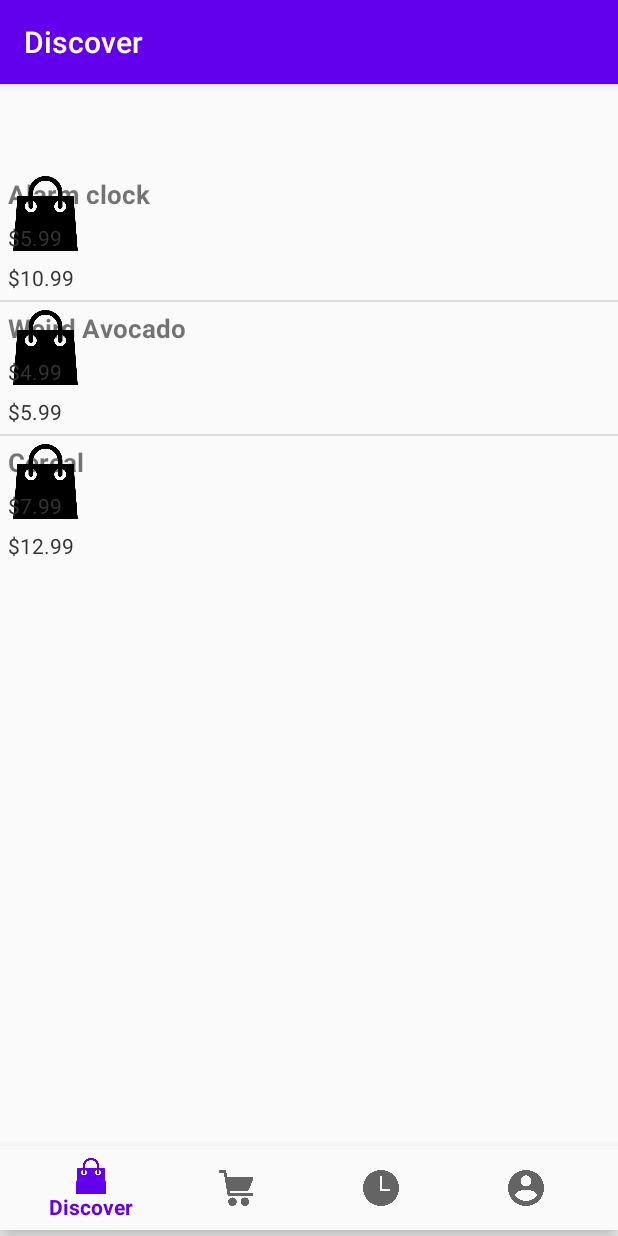
After one commit to adriangohjw/cz3002-advanced-software-engineering, an Android app: the DiscoverFragment screen opened directly, with no data from a screen before it, on a phone screen of 412 x 824 dp. The commit adds this screen. Run offline under Robolectric (Android 15) with nearby library versions, the phone set to English and light mode, and no system bars; our stand-ins replace navigation-ui.

Commit message:
Product Info

```diff
--- a/scanSmart_frontend/app/build.gradle
+++ b/scanSmart_frontend/app/build.gradle
@@ -38,5 +38,6 @@ dependencies {
     androidTestImplementation 'androidx.test.espresso:espresso-core:3.3.0'
     implementation 'com.google.android.gms:play-services-vision:11.8.0'
     implementation 'com.amitshekhar.android:android-networking:1.0.2'
+    implementation 'com.amitshekhar.android:rx2-android-networking:1.0.2'
 
 }
--- a/scanSmart_frontend/app/src/main/java/com/example/scansmart/MainActivity.java
+++ b/scanSmart_frontend/app/src/main/java/com/example/scansmart/MainActivity.java
@@ -19,7 +19,7 @@ public class MainActivity extends AppCompatActivity {
     @Override
     protected void onCreate(Bundle savedInstanceState) {
 
-        AndroidNetworking.initialize(getApplicationContext());
+
 
         super.onCreate(savedInstanceState);
         setContentView(R.layout.activity_main);
--- a/scanSmart_frontend/app/src/main/java/com/example/scansmart/ui/discover/CustomListAdapter.java
+++ b/scanSmart_frontend/app/src/main/java/com/example/scansmart/ui/discover/CustomListAdapter.java
@@ -36,21 +36,21 @@ public class CustomListAdapter extends BaseAdapter {
         if (v == null) {
             v = layoutInflater.inflate(R.layout.list_row, null);
             holder = new ViewHolder();
-            holder.uName = (TextView) v.findViewById(R.id.name);
-            holder.uDesignation = (TextView) v.findViewById(R.id.designation);
-            holder.uLocation = (TextView) v.findViewById(R.id.location);
+            holder.uName = (TextView) v.findViewById(R.id.prod_name);
+            holder.uDiscPrice = (TextView) v.findViewById(R.id.disc_price);
+            holder.uOriginalPrice = (TextView) v.findViewById(R.id.original_price);
             v.setTag(holder);
         } else {
             holder = (ViewHolder) v.getTag();
         }
         holder.uName.setText(listData.get(position).getName());
-        holder.uDesignation.setText(listData.get(position).getDesignation());
-        holder.uLocation.setText(listData.get(position).getLocation());
+        holder.uDiscPrice.setText(listData.get(position).getDisc_price());
+        holder.uOriginalPrice.setText(listData.get(position).getOriginal_price());
         return v;
     }
     static class ViewHolder {
         TextView uName;
-        TextView uDesignation;
-        TextView uLocation;
+        TextView uDiscPrice;
+        TextView uOriginalPrice;
     }
 }
--- /dev/null
+++ b/scanSmart_frontend/app/src/main/java/com/example/scansmart/ui/discover/DiscoverFragment.java
@@ -0,0 +1,62 @@
+package com.example.scansmart.ui.discover;
+
+import android.os.Bundle;
+import android.view.LayoutInflater;
+import android.view.View;
+import android.view.ViewGroup;
+import android.widget.AdapterView;
+import android.widget.ListView;
+import android.widget.TextView;
+import android.widget.Toast;
+
+import androidx.annotation.NonNull;
+import androidx.annotation.Nullable;
+import androidx.fragment.app.Fragment;
+import androidx.lifecycle.Observer;
+import androidx.lifecycle.ViewModelProviders;
+
+import com.example.scansmart.MainActivity;
+import com.example.scansmart.R;
+import com.example.scansmart.ui.cart.CartViewModel;
+
+import java.util.ArrayList;
+
+public class DiscoverFragment extends Fragment {
+
+    public View onCreateView(@NonNull LayoutInflater inflater,
+                             ViewGroup container, Bundle savedInstanceState) {
+        ArrayList userList = getListData();
+        View root = inflater.inflate(R.layout.fragment_discover, container, false);
+        final ListView lv = (ListView) root.findViewById(R.id.user_list);
+        lv.setAdapter(new CustomListAdapter(this.getContext(), userList));
+        lv.setOnItemClickListener(new AdapterView.OnItemClickListener() {
+            @Override
+            public void onItemClick(AdapterView<?> a, View v, int position, long id) {
+                ListItem prod = (ListItem) lv.getItemAtPosition(position);
+                Toast.makeText(getContext(), "Selected :" + " " + prod.getName() + ", " + prod.getDisc_price(), Toast.LENGTH_SHORT).show();
+            }
+        });
+        return root;
+    }
+    private ArrayList getListData() {
+        ArrayList<ListItem> results = new ArrayList<>();
+        ListItem prod1 = new ListItem();
+        prod1.setName("Alarm clock");
+        prod1.setDisc_price("$5.99");
+        prod1.setOriginal_price("$10.99");
+        results.add(prod1);
+        ListItem prod2 = new ListItem();
+        prod2.setName("Weird Avocado");
+        prod2.setDisc_price("$4.99");
+        prod2.setOriginal_price("$5.99");
+        results.add(prod2);
+        ListItem prod3 = new ListItem();
+        prod3.setName("Cereal");
+        prod3.setDisc_price("$7.99");
+        prod3.setOriginal_price("$12.99");
+        results.add(prod3);
+        return results;
+    }
+
+
+    }
--- a/scanSmart_frontend/app/src/main/java/com/example/scansmart/ui/discover/ListItem.java
+++ b/scanSmart_frontend/app/src/main/java/com/example/scansmart/ui/discover/ListItem.java
@@ -2,24 +2,24 @@ package com.example.scansmart.ui.discover;
 
 public  class ListItem {
     private String name;
-    private String designation;
-    private String location;
+    private String original_price;
+    private String disc_price;
     public String getName() {
         return name;
     }
     public void setName(String name) {
         this.name = name;
     }
-    public String getDesignation() {
-        return designation;
+    public String getOriginal_price() {
+        return original_price;
     }
-    public void setDesignation(String designation) {
-        this.designation = designation;
+    public void setOriginal_price(String original_price) {
+        this.original_price = original_price;
     }
-    public String getLocation() {
-        return location;
+    public String getDisc_price() {
+        return disc_price;
     }
-    public void setLocation(String location) {
-        this.location = location;
+    public void setDisc_price(String disc_price) {
+        this.disc_price = disc_price;
     }
 }
--- a/scanSmart_frontend/app/src/main/res/layout/fragment_discover.xml
+++ b/scanSmart_frontend/app/src/main/res/layout/fragment_discover.xml
@@ -3,6 +3,7 @@
     android:layout_width="fill_parent"
     android:layout_height="fill_parent"
     android:orientation="vertical" >
+
     <ListView
         android:id="@+id/user_list"
         android:layout_width="fill_parent"
--- a/scanSmart_frontend/app/src/main/res/layout/fragment_login.xml
+++ b/scanSmart_frontend/app/src/main/res/layout/fragment_login.xml
@@ -4,6 +4,7 @@
     android:layout_width="match_parent"
     android:layout_height="match_parent"
     tools:context=".LoginFragment">
+
 
 
     <include
@@ -78,9 +79,9 @@
     <ImageView
         android:layout_width="30dp"
         android:layout_height="30dp"
-        android:src="@drawable/ic_arrow_right"
         android:layout_above="@id/swipeRight"
-        android:layout_centerHorizontal="true"/>
+        android:layout_centerHorizontal="true"
+        android:src="@drawable/ic_arrow_right" />
 
     <TextView
         android:id="@+id/swipeRight"
--- a/scanSmart_frontend/app/src/main/res/layout/list_row.xml
+++ b/scanSmart_frontend/app/src/main/res/layout/list_row.xml
@@ -4,27 +4,37 @@
     android:layout_height="wrap_content"
     android:orientation="horizontal"
     android:padding="5dip" >
+
+    <ImageView
+        android:id="@+id/icon"
+        android:layout_width="50dp"
+        android:layout_height="50dp"
+        android:src="@drawable/shopping_bag" />
+
     <TextView
-        android:id="@+id/name"
+        android:id="@+id/prod_name"
         android:layout_width="wrap_content"
         android:layout_height="wrap_content"
         android:textStyle="bold"
         android:textSize="17dp" />
+
     <TextView
-        android:id="@+id/designation"
+        android:id="@+id/disc_price"
         android:layout_width="wrap_content"
         android:layout_height="wrap_content"
-        android:layout_below="@id/name"
+        android:layout_below="@id/prod_name"
         android:layout_marginTop="7dp"
         android:textColor="#343434"
         android:textSize="14dp" />
+
     <TextView
-        android:id="@+id/location"
+        android:id="@+id/original_price"
         android:layout_width="wrap_content"
         android:layout_height="wrap_content"
-        android:layout_alignBaseline="@+id/designation"
-        android:layout_alignBottom="@+id/designation"
-        android:layout_alignParentRight="true"
+        android:layout_below="@id/disc_price"
+        android:layout_marginTop="7dp"
         android:textColor="#343434"
         android:textSize="14dp" />
+
+
 </RelativeLayout>
```
Also changed, not shown: scanSmart_frontend/app/src/main/java/com/example/scansmart/LoginFragment.java (+13 -2 lines), scanSmart_frontend/app/src/main/java/com/example/scansmart/RegisterFragment.java (+25 -9 lines).
